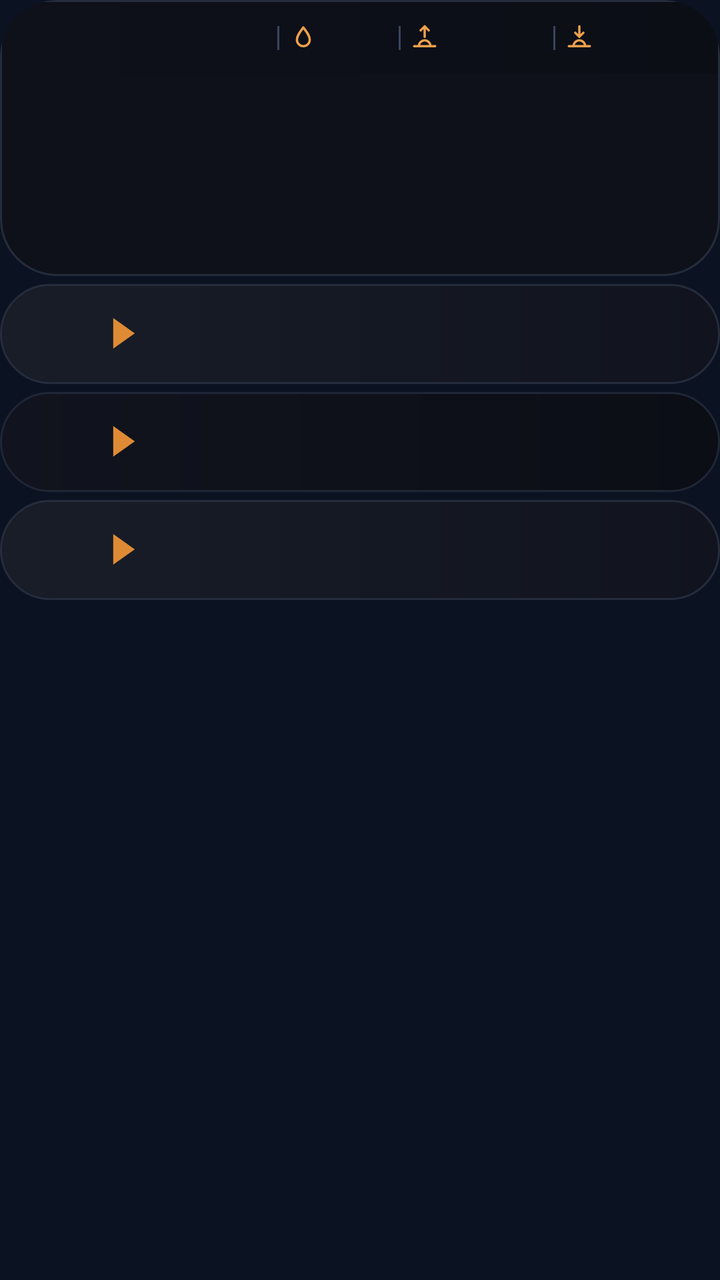
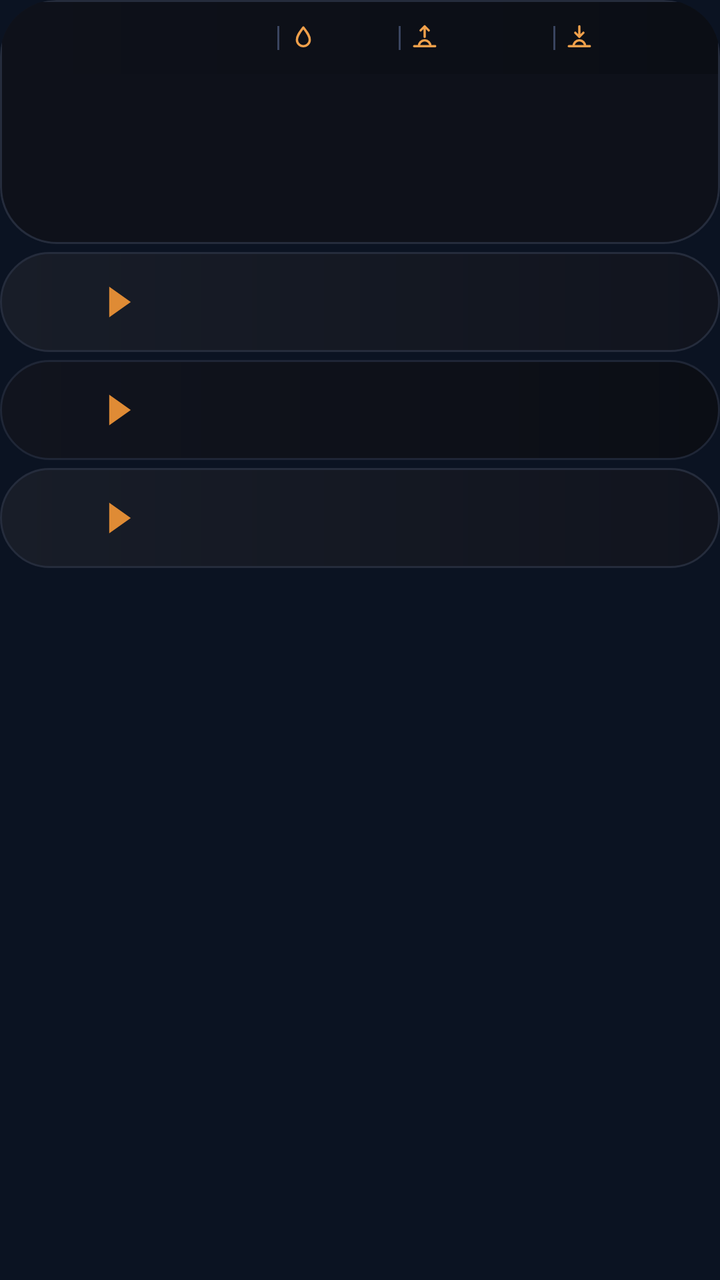

Two renders of the same Android screen: before a commit and after it. Below are the layout's source before the change and the commit's diff.
<!-- AndroidManifest.xml: application theme AppTheme -->
<!-- res/layout/widget_k3.xml -->
<?xml version="1.0" encoding="utf-8"?>
<FrameLayout xmlns:android="http://schemas.android.com/apk/res/android"
    android:id="@+id/root"
    android:layout_width="match_parent"
    android:layout_height="match_parent"
    android:padding="0dp">

    <LinearLayout
        android:layout_width="match_parent"
        android:layout_height="wrap_content"
        android:orientation="vertical">
        <LinearLayout
            android:layout_width="match_parent"
            android:layout_height="wrap_content"
            android:background="@drawable/cur_clocks"
            android:clipToOutline="true"
            android:orientation="vertical"
            android:padding="1dp">
        <LinearLayout
            android:layout_width="match_parent"
            android:layout_height="36dp"
            android:orientation="horizontal"
            android:gravity="center"
            android:background="@drawable/cur_header_flat"
            android:paddingStart="10dp"
            android:paddingEnd="10dp">
            <ImageView
                android:id="@+id/hdr_feels"
                android:layout_width="0dp"
                android:layout_height="18dp"
                android:layout_weight="15"
                android:scaleType="fitCenter" />
            <ImageView
                android:id="@+id/sep0"
                android:layout_width="1dp"
                android:layout_height="12dp"
                android:src="@drawable/cur_sep"
                android:layout_marginStart="5dp"
                android:layout_marginEnd="5dp"
                android:scaleType="fitXY" />
            <ImageView
                android:id="@+id/ic0"
                android:layout_width="14dp"
                android:layout_height="14dp"
                android:src="@drawable/ic_drop"
                android:scaleType="fitCenter" />
            <ImageView
                android:id="@+id/hdr_hum"
                android:layout_width="0dp"
                android:layout_height="18dp"
                android:layout_weight="4"
                android:layout_marginStart="3dp"
                android:scaleType="fitStart" />
            <ImageView
                android:id="@+id/sep1"
                android:layout_width="1dp"
                android:layout_height="12dp"
                android:src="@drawable/cur_sep"
                android:layout_marginStart="5dp"
                android:layout_marginEnd="5dp"
                android:scaleType="fitXY" />
            <ImageView
                android:id="@+id/ic1"
                android:layout_width="14dp"
                android:layout_height="14dp"
                android:src="@drawable/ic_sunrise"
                android:scaleType="fitCenter" />
            <ImageView
                android:id="@+id/hdr_rise"
                android:layout_width="0dp"
                android:layout_height="18dp"
                android:layout_weight="6"
                android:layout_marginStart="3dp"
                android:scaleType="fitStart" />
            <ImageView
                android:id="@+id/sep2"
                android:layout_width="1dp"
                android:layout_height="12dp"
                android:src="@drawable/cur_sep"
                android:layout_marginStart="5dp"
                android:layout_marginEnd="5dp"
                android:scaleType="fitXY" />
            <ImageView
                android:id="@+id/ic2"
                android:layout_width="14dp"
                android:layout_height="14dp"
                android:src="@drawable/ic_sunset"
                android:scaleType="fitCenter" />
            <ImageView
                android:id="@+id/hdr_set"
                android:layout_width="0dp"
                android:layout_height="18dp"
                android:layout_weight="6"
                android:layout_marginStart="3dp"
                android:scaleType="fitStart" />
        </LinearLayout>
        <LinearLayout
            android:layout_width="match_parent"
            android:layout_height="100dp"
            android:orientation="horizontal"
            android:padding="0dp">
            <FrameLayout
                android:layout_width="0dp"
                android:layout_height="match_parent"
                android:layout_weight="1">
                <ImageView
                    android:id="@+id/clk_bg_0"
                    android:layout_width="match_parent"
                    android:layout_height="match_parent"
                    android:scaleType="fitXY" />
                <LinearLayout
                    android:layout_width="match_parent"
                    android:layout_height="match_parent"
                    android:orientation="vertical"
                    android:gravity="center"
                    android:paddingStart="2dp"
                    android:paddingEnd="2dp">
                    <ImageView
                        android:id="@+id/clk_day_0"
                        android:layout_width="match_parent"
                        android:layout_height="16dp"
                        android:scaleType="fitCenter" />
                    <ImageView
                        android:id="@+id/clk_time_0"
                        android:layout_width="match_parent"
                        android:layout_height="30dp"
                        android:scaleType="fitCenter" />
                    <ImageView
                        android:id="@+id/clk_city_0"
                        android:layout_width="match_parent"
                        android:layout_height="17dp"
                        android:scaleType="fitCenter" />
                </LinearLayout>
            </FrameLayout>
            <FrameLayout
                android:layout_width="0dp"
                android:layout_height="match_parent"
                android:layout_weight="1">
                <ImageView
                    android:id="@+id/clk_bg_1"
                    android:layout_width="match_parent"
                    android:layout_height="match_parent"
                    android:scaleType="fitXY" />
                <LinearLayout
                    android:layout_width="match_parent"
                    android:layout_height="match_parent"
                    android:orientation="vertical"
                    android:gravity="center"
                    android:paddingStart="2dp"
                    android:paddingEnd="2dp">
                    <ImageView
                        android:id="@+id/clk_day_1"
                        android:layout_width="match_parent"
                        android:layout_height="16dp"
                        android:scaleType="fitCenter" />
                    <ImageView
                        android:id="@+id/clk_time_1"
                        android:layout_width="match_parent"
                        android:layout_height="30dp"
                        android:scaleType="fitCenter" />
                    <ImageView
                        android:id="@+id/clk_city_1"
                        android:layout_width="match_parent"
                        android:layout_height="17dp"
                        android:scaleType="fitCenter" />
                </LinearLayout>
            </FrameLayout>
            <FrameLayout
                android:layout_width="0dp"
                android:layout_height="match_parent"
                android:layout_weight="1">
                <ImageView
                    android:id="@+id/clk_bg_2"
                    android:layout_width="match_parent"
                    android:layout_height="match_parent"
                    android:scaleType="fitXY" />
                <LinearLayout
                    android:layout_width="match_parent"
                    android:layout_height="match_parent"
                    android:orientation="vertical"
                    android:gravity="center"
                    android:paddingStart="2dp"
                    android:paddingEnd="2dp">
                    <ImageView
                        android:id="@+id/clk_day_2"
                        android:layout_width="match_parent"
                        android:layout_height="16dp"
                        android:scaleType="fitCenter" />
                    <ImageView
                        android:id="@+id/clk_time_2"
                        android:layout_width="match_parent"
                        android:layout_height="30dp"
                        android:scaleType="fitCenter" />
                    <ImageView
                        android:id="@+id/clk_city_2"
                        android:layout_width="match_parent"
                        android:layout_height="17dp"
                        android:scaleType="fitCenter" />
                </LinearLayout>
            </FrameLayout>
            <FrameLayout
                android:layout_width="0dp"
                android:layout_height="match_parent"
                android:layout_weight="1">
                <ImageView
                    android:id="@+id/clk_bg_3"
                    android:layout_width="match_parent"
                    android:layout_height="match_parent"
                    android:scaleType="fitXY" />
                <LinearLayout
                    android:layout_width="match_parent"
                    android:layout_height="match_parent"
                    android:orientation="vertical"
                    android:gravity="center"
                    android:paddingStart="2dp"
                    android:paddingEnd="2dp">
                    <ImageView
                        android:id="@+id/clk_day_3"
                        android:layout_width="match_parent"
                        android:layout_height="16dp"
                        android:scaleType="fitCenter" />
                    <ImageView
                        android:id="@+id/clk_time_3"
                        android:layout_width="match_parent"
                        android:layout_height="30dp"
                        android:scaleType="fitCenter" />
                    <ImageView
                        android:id="@+id/clk_city_3"
                        android:layout_width="match_parent"
                        android:layout_height="17dp"
                        android:scaleType="fitCenter" />
                </LinearLayout>
            </FrameLayout>
        </LinearLayout>
        </LinearLayout>
        <LinearLayout
            android:layout_width="match_parent"
            android:layout_height="50dp"
            android:orientation="horizontal"
            android:gravity="center_vertical"
            android:layout_marginTop="4dp"
            android:background="@drawable/cur_row_light"
            android:paddingStart="10dp"
            android:paddingEnd="10dp">
            <LinearLayout
                android:layout_width="wrap_content"
                android:layout_height="wrap_content"
                android:orientation="horizontal"
                android:gravity="center_vertical">
                <ImageView
                    android:id="@+id/fl_a_0"
                    android:layout_width="32dp"
                    android:layout_height="27dp"
                    android:scaleType="fitCenter" />
                <ImageView
                    android:id="@+id/code_a_0"
                    android:layout_width="wrap_content"
                    android:layout_height="22dp"
                    android:adjustViewBounds="true"
                    android:layout_marginStart="6dp"
                    android:scaleType="fitStart" />
                <ImageView
                    android:id="@+id/arrow_0"
                    android:layout_width="12dp"
                    android:layout_height="16dp"
                    android:src="@drawable/cur_arrow"
                    android:layout_marginStart="8dp"
                    android:layout_marginEnd="10dp"
                    android:scaleType="fitCenter" />
                <ImageView
                    android:id="@+id/fl_b_0"
                    android:layout_width="32dp"
                    android:layout_height="27dp"
                    android:scaleType="fitCenter" />
                <ImageView
                    android:id="@+id/code_b_0"
                    android:layout_width="wrap_content"
                    android:layout_height="22dp"
                    android:adjustViewBounds="true"
                    android:layout_marginStart="6dp"
                    android:scaleType="fitStart" />
            </LinearLayout>
            <FrameLayout
                android:layout_width="0dp"
                android:layout_height="1dp"
                android:layout_weight="1" />
            <LinearLayout
                android:layout_width="108dp"
                android:layout_height="wrap_content"
                android:orientation="vertical"
                android:layout_marginStart="6dp">
                <LinearLayout
                    android:layout_width="match_parent"
                    android:layout_height="wrap_content"
                    android:orientation="horizontal"
                    android:gravity="center_vertical">
                    <ImageView
                        android:id="@+id/mkt_lbl_0"
                        android:layout_width="40dp"
                        android:layout_height="14dp"
                        android:scaleType="fitStart" />
                    <ImageView
                        android:id="@+id/mkt_val_0"
                        android:layout_width="0dp"
                        android:layout_height="20dp"
                        android:layout_weight="1"
                        android:scaleType="fitEnd" />
                </LinearLayout>
                <LinearLayout
                    android:layout_width="match_parent"
                    android:layout_height="wrap_content"
                    android:orientation="horizontal"
                    android:gravity="center_vertical"
                    android:layout_marginTop="2dp">
                    <ImageView
                        android:id="@+id/visa_logo_0"
                        android:layout_width="40dp"
                        android:layout_height="20dp"
                        android:scaleType="fitStart" />
                    <ImageView
                        android:id="@+id/visa_val_0"
                        android:layout_width="0dp"
                        android:layout_height="17dp"
                        android:layout_weight="1"
                        android:scaleType="fitEnd" />
                </LinearLayout>
            </LinearLayout>
        </LinearLayout>
        <LinearLayout
            android:layout_width="match_parent"
            android:layout_height="50dp"
            android:orientation="horizontal"
            android:gravity="center_vertical"
            android:layout_marginTop="4dp"
            android:background="@drawable/cur_row_dark"
            android:paddingStart="10dp"
            android:paddingEnd="10dp">
            <LinearLayout
                android:layout_width="wrap_content"
                android:layout_height="wrap_content"
                android:orientation="horizontal"
                android:gravity="center_vertical">
                <ImageView
                    android:id="@+id/fl_a_1"
                    android:layout_width="32dp"
                    android:layout_height="27dp"
                    android:scaleType="fitCenter" />
                <ImageView
                    android:id="@+id/code_a_1"
                    android:layout_width="wrap_content"
                    android:layout_height="22dp"
                    android:adjustViewBounds="true"
                    android:layout_marginStart="6dp"
                    android:scaleType="fitStart" />
                <ImageView
                    android:id="@+id/arrow_1"
                    android:layout_width="12dp"
                    android:layout_height="16dp"
                    android:src="@drawable/cur_arrow"
                    android:layout_marginStart="8dp"
                    android:layout_marginEnd="10dp"
                    android:scaleType="fitCenter" />
                <ImageView
                    android:id="@+id/fl_b_1"
                    android:layout_width="32dp"
                    android:layout_height="27dp"
                    android:scaleType="fitCenter" />
                <ImageView
                    android:id="@+id/code_b_1"
                    android:layout_width="wrap_content"
                    android:layout_height="22dp"
                    android:adjustViewBounds="true"
                    android:layout_marginStart="6dp"
                    android:scaleType="fitStart" />
            </LinearLayout>
            <FrameLayout
                android:layout_width="0dp"
                android:layout_height="1dp"
                android:layout_weight="1" />
            <LinearLayout
                android:layout_width="108dp"
                android:layout_height="wrap_content"
                android:orientation="vertical"
                android:layout_marginStart="6dp">
                <LinearLayout
                    android:layout_width="match_parent"
                    android:layout_height="wrap_content"
                    android:orientation="horizontal"
                    android:gravity="center_vertical">
                    <ImageView
                        android:id="@+id/mkt_lbl_1"
                        android:layout_width="40dp"
                        android:layout_height="14dp"
                        android:scaleType="fitStart" />
                    <ImageView
                        android:id="@+id/mkt_val_1"
                        android:layout_width="0dp"
                        android:layout_height="20dp"
                        android:layout_weight="1"
                        android:scaleType="fitEnd" />
                </LinearLayout>
                <LinearLayout
                    android:layout_width="match_parent"
                    android:layout_height="wrap_content"
                    android:orientation="horizontal"
                    android:gravity="center_vertical"
                    android:layout_marginTop="2dp">
                    <ImageView
                        android:id="@+id/visa_logo_1"
                        android:layout_width="40dp"
                        android:layout_height="20dp"
                        android:scaleType="fitStart" />
                    <ImageView
                        android:id="@+id/visa_val_1"
                        android:layout_width="0dp"
                        android:layout_height="17dp"
                        android:layout_weight="1"
                        android:scaleType="fitEnd" />
                </LinearLayout>
            </LinearLayout>
        </LinearLayout>
        <LinearLayout
            android:layout_width="match_parent"
            android:layout_height="50dp"
            android:orientation="horizontal"
            android:gravity="center_vertical"
            android:layout_marginTop="4dp"
            android:background="@drawable/cur_row_light"
            android:paddingStart="10dp"
            android:paddingEnd="10dp">
            <LinearLayout
                android:layout_width="wrap_content"
                android:layout_height="wrap_content"
                android:orientation="horizontal"
                android:gravity="center_vertical">
                <ImageView
                    android:id="@+id/fl_a_2"
                    android:layout_width="32dp"
                    android:layout_height="27dp"
                    android:scaleType="fitCenter" />
                <ImageView
                    android:id="@+id/code_a_2"
                    android:layout_width="wrap_content"
                    android:layout_height="22dp"
                    android:adjustViewBounds="true"
                    android:layout_marginStart="6dp"
                    android:scaleType="fitStart" />
                <ImageView
                    android:id="@+id/arrow_2"
                    android:layout_width="12dp"
                    android:layout_height="16dp"
                    android:src="@drawable/cur_arrow"
                    android:layout_marginStart="8dp"
                    android:layout_marginEnd="10dp"
                    android:scaleType="fitCenter" />
                <ImageView
                    android:id="@+id/fl_b_2"
                    android:layout_width="32dp"
                    android:layout_height="27dp"
                    android:scaleType="fitCenter" />
                <ImageView
                    android:id="@+id/code_b_2"
                    android:layout_width="wrap_content"
                    android:layout_height="22dp"
                    android:adjustViewBounds="true"
                    android:layout_marginStart="6dp"
                    android:scaleType="fitStart" />
            </LinearLayout>
            <FrameLayout
                android:layout_width="0dp"
                android:layout_height="1dp"
                android:layout_weight="1" />
            <LinearLayout
                android:layout_width="108dp"
                android:layout_height="wrap_content"
                android:orientation="vertical"
                android:layout_marginStart="6dp">
                <LinearLayout
                    android:layout_width="match_parent"
                    android:layout_height="wrap_content"
                    android:orientation="horizontal"
                    android:gravity="center_vertical">
                    <ImageView
                        android:id="@+id/mkt_lbl_2"
                        android:layout_width="40dp"
                        android:layout_height="14dp"
                        android:scaleType="fitStart" />
                    <ImageView
                        android:id="@+id/mkt_val_2"
                        android:layout_width="0dp"
                        android:layout_height="20dp"
                        android:layout_weight="1"
                        android:scaleType="fitEnd" />
                </LinearLayout>
                <LinearLayout
                    android:layout_width="match_parent"
                    android:layout_height="wrap_content"
                    android:orientation="horizontal"
                    android:gravity="center_vertical"
                    android:layout_marginTop="2dp">
                    <ImageView
                        android:id="@+id/visa_logo_2"
                        android:layout_width="40dp"
                        android:layout_height="20dp"
                        android:scaleType="fitStart" />
                    <ImageView
                        android:id="@+id/visa_val_2"
                        android:layout_width="0dp"
                        android:layout_height="17dp"
                        android:layout_weight="1"
                        android:scaleType="fitEnd" />
                </LinearLayout>
            </LinearLayout>
        </LinearLayout>
    </LinearLayout>
</FrameLayout>
<!-- resources referenced by this layout -->
<resources>
  <!-- drawable cur_arrow (drawable) -->
  <?xml version="1.0" encoding="utf-8"?>
  <vector xmlns:android="http://schemas.android.com/apk/res/android" android:width="20dp" android:height="26dp" android:viewportWidth="20" android:viewportHeight="26">
      <path android:fillColor="#FFDF8B35" android:pathData="M1,0L1,26L19,13Z" />
  </vector>
  <!-- drawable cur_clocks (drawable) -->
  <?xml version="1.0" encoding="utf-8"?>
  <shape xmlns:android="http://schemas.android.com/apk/res/android" android:shape="rectangle">
      <gradient android:angle="0" android:startColor="#FF0E111A" android:endColor="#FF0E111A" />
      <stroke android:width="1dp" android:color="#FF252C3C" />
      <corners android:radius="@dimen/widget_radius" />
  </shape>
  <!-- drawable cur_header_flat (drawable) -->
  <?xml version="1.0" encoding="utf-8"?>
  <shape xmlns:android="http://schemas.android.com/apk/res/android" android:shape="rectangle">
      <gradient android:angle="0" android:startColor="#FF0E111A" android:endColor="#FF0B0E15" />
  </shape>
  <!-- drawable cur_row_dark (drawable) -->
  <?xml version="1.0" encoding="utf-8"?>
  <shape xmlns:android="http://schemas.android.com/apk/res/android" android:shape="rectangle">
      <gradient android:angle="0" android:startColor="#FF11141E" android:endColor="#FF0B0E15" />
      <stroke android:width="1dp" android:color="#FF1F2636" />
      <corners android:radius="@dimen/widget_radius" />
  </shape>
  <!-- drawable cur_row_light (drawable) -->
  <?xml version="1.0" encoding="utf-8"?>
  <shape xmlns:android="http://schemas.android.com/apk/res/android" android:shape="rectangle">
      <gradient android:angle="0" android:startColor="#FF181D28" android:endColor="#FF11141E" />
      <stroke android:width="1dp" android:color="#FF252C3C" />
      <corners android:radius="@dimen/widget_radius" />
  </shape>
  <!-- drawable cur_sep (drawable) -->
  <?xml version="1.0" encoding="utf-8"?>
  <shape xmlns:android="http://schemas.android.com/apk/res/android" android:shape="rectangle"><solid android:color="#FF3A4560" /></shape>
  <!-- drawable ic_drop (drawable) -->
  <?xml version="1.0" encoding="utf-8"?>
  <vector xmlns:android="http://schemas.android.com/apk/res/android" android:width="24dp" android:height="24dp" android:viewportWidth="24" android:viewportHeight="24">
      <path android:strokeColor="#FFF0A04B" android:strokeWidth="2" android:strokeLineJoin="round" android:fillColor="#00000000"
          android:pathData="M12,3C15,7 17.5,10 17.5,13.5A5.5,5.5 0,0 1,6.5 13.5C6.5,10 9,7 12,3Z" />
  </vector>
  <!-- drawable ic_sunset (drawable) -->
  <?xml version="1.0" encoding="utf-8"?>
  <vector xmlns:android="http://schemas.android.com/apk/res/android" android:width="24dp" android:height="24dp" android:viewportWidth="24" android:viewportHeight="24">
      <path android:strokeColor="#FFF0A04B" android:strokeWidth="2" android:strokeLineCap="round" android:strokeLineJoin="round" android:fillColor="#00000000"
          android:pathData="M3,19L21,19M7,19A5,5 0,0 1,17 19M12,2L12,11M8.5,7.5L12,11L15.5,7.5" />
  </vector>
  <style name="AppTheme" parent="@android:style/Theme.DeviceDefault.NoActionBar">
          <item name="android:colorAccent">#DF8B35</item>
          <item name="android:colorControlActivated">#DF8B35</item>
          <item name="android:windowBackground">#0B1322</item>
          <item name="android:statusBarColor">#0E111A</item>
          <item name="android:navigationBarColor">#0B1322</item>
          <item name="android:textColorHint">#718096</item>
      </style>
  <dimen name="widget_radius">24dp</dimen>
  <!-- unchanged entries left out for length: 1 -->
</resources>

<!-- the commit's change to res/layout/widget_k3.xml (unified diff, before → after) -->
@@ -96,7 +96,7 @@
         </LinearLayout>
         <LinearLayout
             android:layout_width="match_parent"
-            android:layout_height="100dp"
+            android:layout_height="84dp"
             android:orientation="horizontal"
             android:padding="0dp">
             <FrameLayout
@@ -113,7 +113,8 @@
                     android:layout_height="match_parent"
                     android:orientation="vertical"
                     android:gravity="center"
-                    android:paddingStart="2dp"
+                    android:paddingBottom="7dp"
+                android:paddingStart="2dp"
                     android:paddingEnd="2dp">
                     <ImageView
                         android:id="@+id/clk_day_0"
@@ -146,7 +147,8 @@
                     android:layout_height="match_parent"
                     android:orientation="vertical"
                     android:gravity="center"
-                    android:paddingStart="2dp"
+                    android:paddingBottom="7dp"
+                android:paddingStart="2dp"
                     android:paddingEnd="2dp">
                     <ImageView
                         android:id="@+id/clk_day_1"
@@ -179,7 +181,8 @@
                     android:layout_height="match_parent"
                     android:orientation="vertical"
                     android:gravity="center"
-                    android:paddingStart="2dp"
+                    android:paddingBottom="7dp"
+                android:paddingStart="2dp"
                     android:paddingEnd="2dp">
                     <ImageView
                         android:id="@+id/clk_day_2"
@@ -212,7 +215,8 @@
                     android:layout_height="match_parent"
                     android:orientation="vertical"
                     android:gravity="center"
-                    android:paddingStart="2dp"
+                    android:paddingBottom="7dp"
+                android:paddingStart="2dp"
                     android:paddingEnd="2dp">
                     <ImageView
                         android:id="@+id/clk_day_3"
@@ -249,8 +253,8 @@
                 android:gravity="center_vertical">
                 <ImageView
                     android:id="@+id/fl_a_0"
-                    android:layout_width="32dp"
-                    android:layout_height="27dp"
+                    android:layout_width="30dp"
+                    android:layout_height="30dp"
                     android:scaleType="fitCenter" />
                 <ImageView
                     android:id="@+id/code_a_0"
@@ -269,8 +273,8 @@
                     android:scaleType="fitCenter" />
                 <ImageView
                     android:id="@+id/fl_b_0"
-                    android:layout_width="32dp"
-                    android:layout_height="27dp"
+                    android:layout_width="30dp"
+                    android:layout_height="30dp"
                     android:scaleType="fitCenter" />
                 <ImageView
                     android:id="@+id/code_b_0"
@@ -342,8 +346,8 @@
                 android:gravity="center_vertical">
                 <ImageView
                     android:id="@+id/fl_a_1"
-                    android:layout_width="32dp"
-                    android:layout_height="27dp"
+                    android:layout_width="30dp"
+                    android:layout_height="30dp"
                     android:scaleType="fitCenter" />
                 <ImageView
                     android:id="@+id/code_a_1"
@@ -362,8 +366,8 @@
                     android:scaleType="fitCenter" />
                 <ImageView
                     android:id="@+id/fl_b_1"
-                    android:layout_width="32dp"
-                    android:layout_height="27dp"
+                    android:layout_width="30dp"
+                    android:layout_height="30dp"
                     android:scaleType="fitCenter" />
                 <ImageView
                     android:id="@+id/code_b_1"
@@ -435,8 +439,8 @@
                 android:gravity="center_vertical">
                 <ImageView
                     android:id="@+id/fl_a_2"
-                    android:layout_width="32dp"
-                    android:layout_height="27dp"
+                    android:layout_width="30dp"
+                    android:layout_height="30dp"
                     android:scaleType="fitCenter" />
                 <ImageView
                     android:id="@+id/code_a_2"
@@ -455,8 +459,8 @@
                     android:scaleType="fitCenter" />
                 <ImageView
                     android:id="@+id/fl_b_2"
-                    android:layout_width="32dp"
-                    android:layout_height="27dp"
+                    android:layout_width="30dp"
+                    android:layout_height="30dp"
                     android:scaleType="fitCenter" />
                 <ImageView
                     android:id="@+id/code_b_2"
<!-- resource entries referenced after the edit -->
@@ -54,7 +54,7 @@
           <item name="android:navigationBarColor">#0B1322</item>
           <item name="android:textColorHint">#718096</item>
       </style>
-  <dimen name="widget_radius">24dp</dimen>
+  <dimen name="widget_radius">28dp</dimen>
   <!-- unchanged entries left out for length: 1 -->
 </resources>
 
